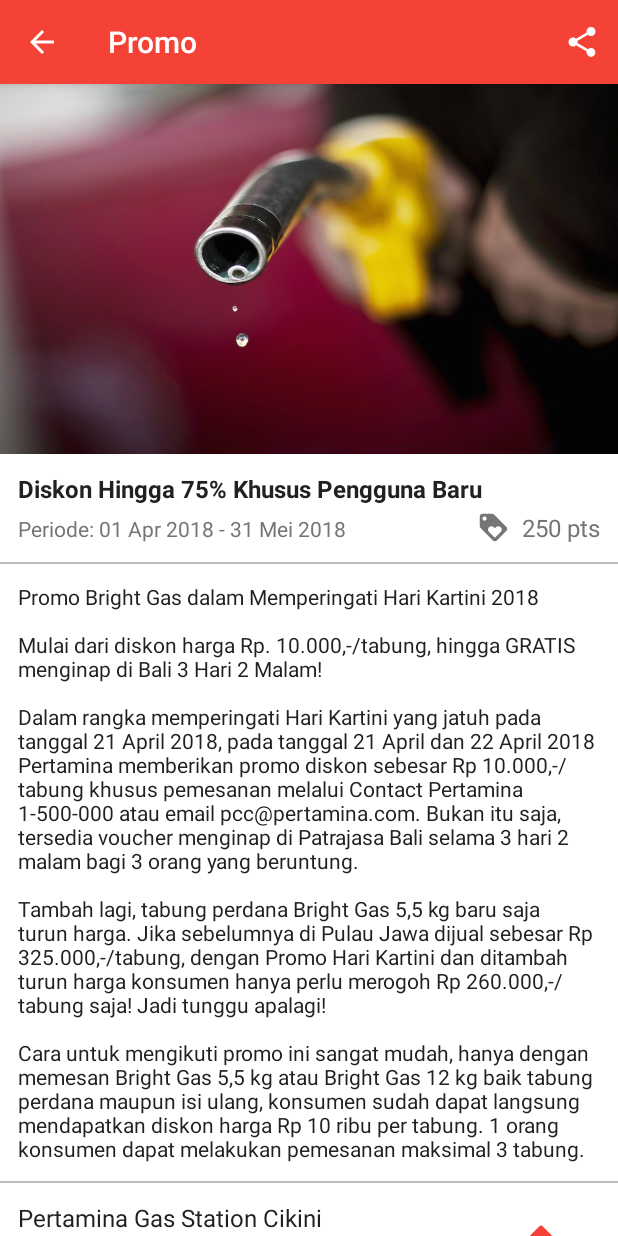
After one commit to Raturu/pertamina_now_android, an Android app: the PromoDetailActivity screen opened directly, with no data from a screen before it, on a phone screen of 412 x 824 dp. The commit adds this screen. Run offline under Robolectric (Android 15) with nearby library versions, the phone set to English and light mode, and no system bars; pictures from the network do not load; 8 statements that could not run were skipped.

Commit message:
Add promo detail page

```diff
--- a/app/src/main/AndroidManifest.xml
+++ b/app/src/main/AndroidManifest.xml
@@ -33,6 +33,7 @@
         <activity android:name=".ui.VouchersActivity" />
         <activity android:name=".ui.NotificationsActivity" />
         <activity android:name=".ui.NearbySpbuActivity" />
+        <activity android:name=".ui.PromoDetailActivity" />
     </application>
 
 </manifest>
--- /dev/null
+++ b/app/src/main/java/com/raturu/pertaminanow/ui/PromoDetailActivity.kt
@@ -0,0 +1,88 @@
+package com.raturu.pertaminanow.ui
+
+import android.content.Context
+import android.content.Intent
+import android.net.Uri
+import android.os.Bundle
+import android.support.v7.app.AppCompatActivity
+import android.view.Menu
+import android.view.MenuItem
+import com.bumptech.glide.Glide
+import com.raturu.pertaminanow.R
+import com.raturu.pertaminanow.data.model.Promo
+import com.raturu.pertaminanow.util.ColorUtil
+import com.raturu.pertaminanow.util.toSimpleMonthFormat
+import kotlinx.android.synthetic.main.activity_promo_detail.*
+import kotlinx.android.synthetic.main.item_nearby_spbu.*
+
+/**
+ * Created on : April 21, 2018
+ * Author     : zetbaitsu
+ * Name       : Zetra
+ * GitHub     : https://github.com/zetbaitsu
+ */
+class PromoDetailActivity : AppCompatActivity() {
+    private lateinit var promo: Promo
+
+    companion object {
+        private const val EXTRA_PROMO = "extra_promo"
+
+        fun newIntent(context: Context, promo: Promo): Intent {
+            val intent = Intent(context, PromoDetailActivity::class.java)
+            intent.putExtra(EXTRA_PROMO, promo)
+            return intent
+        }
+    }
+
+    override fun onCreate(savedInstanceState: Bundle?) {
+        super.onCreate(savedInstanceState)
+        setContentView(R.layout.activity_promo_detail)
+        supportActionBar?.let {
+            it.title = "Promo"
+            it.setDisplayHomeAsUpEnabled(true)
+            it.setDisplayShowHomeEnabled(true)
+        }
+
+        promo = intent.getParcelableExtra(EXTRA_PROMO)
+        bindPromoData()
+    }
+
+    private fun bindPromoData() {
+        bannerImageView.setBackgroundColor(ColorUtil.randomColor())
+        Glide.with(this).load(promo.imageUrl).into(bannerImageView)
+        promoTitleTextView.text = promo.title
+        promoPeriodTextView.text = "Periode: ${promo.startDate.toSimpleMonthFormat()} - ${promo.endDate.toSimpleMonthFormat()}"
+        promoDescriptionTextView.text = promo.description
+
+        nameTextView.text = promo.spbu.name
+        addressTextView.text = promo.spbu.location.address
+        distanceAndCityTextView.text = "2.0 km - ${promo.spbu.location.city}"
+
+        pointTextView.text = "${promo.point} pts"
+
+        navigationButton.setOnClickListener {
+            val intent = Intent(Intent.ACTION_VIEW,
+                    Uri.parse("http://maps.google.com/maps?daddr="
+                            + promo.spbu.location.latitude + ","
+                            + promo.spbu.location.longitude))
+            startActivity(intent)
+        }
+    }
+
+    override fun onCreateOptionsMenu(menu: Menu?): Boolean {
+        menuInflater.inflate(R.menu.promo_detail, menu)
+        return super.onCreateOptionsMenu(menu)
+    }
+
+    override fun onOptionsItemSelected(item: MenuItem): Boolean {
+        when {
+            item.itemId == R.id.share -> sharePromo()
+            item.itemId == android.R.id.home -> onBackPressed()
+        }
+        return super.onOptionsItemSelected(item)
+    }
+
+    private fun sharePromo() {
+
+    }
+}
--- a/app/src/main/java/com/raturu/pertaminanow/ui/fragment/PromoFragment.kt
+++ b/app/src/main/java/com/raturu/pertaminanow/ui/fragment/PromoFragment.kt
@@ -11,6 +11,7 @@ import com.raturu.pertaminanow.PertaminaApp
 import com.raturu.pertaminanow.R
 import com.raturu.pertaminanow.data.model.Promo
 import com.raturu.pertaminanow.presenter.PromoPresenter
+import com.raturu.pertaminanow.ui.PromoDetailActivity
 import com.raturu.pertaminanow.ui.adapter.PromoAdapter
 import kotlinx.android.synthetic.main.fragment_promo.*
 
@@ -47,7 +48,7 @@ class PromoFragment : Fragment(), PromoPresenter.View {
 
         promoAdapter = PromoAdapter(activity!!)
         promoAdapter.setOnItemClickListener {
-            //TODO
+            startActivity(PromoDetailActivity.newIntent(activity!!, promoAdapter.data[it]))
         }
 
         recyclerView.layoutManager = LinearLayoutManager(activity)
--- /dev/null
+++ b/app/src/main/res/drawable/ic_share.xml
@@ -0,0 +1,5 @@
+<vector android:height="24dp" android:tint="#FFFFFF"
+    android:viewportHeight="24.0" android:viewportWidth="24.0"
+    android:width="24dp" xmlns:android="http://schemas.android.com/apk/res/android">
+    <path android:fillColor="#FF000000" android:pathData="M18,16.08c-0.76,0 -1.44,0.3 -1.96,0.77L8.91,12.7c0.05,-0.23 0.09,-0.46 0.09,-0.7s-0.04,-0.47 -0.09,-0.7l7.05,-4.11c0.54,0.5 1.25,0.81 2.04,0.81 1.66,0 3,-1.34 3,-3s-1.34,-3 -3,-3 -3,1.34 -3,3c0,0.24 0.04,0.47 0.09,0.7L8.04,9.81C7.5,9.31 6.79,9 6,9c-1.66,0 -3,1.34 -3,3s1.34,3 3,3c0.79,0 1.5,-0.31 2.04,-0.81l7.12,4.16c-0.05,0.21 -0.08,0.43 -0.08,0.65 0,1.61 1.31,2.92 2.92,2.92 1.61,0 2.92,-1.31 2.92,-2.92s-1.31,-2.92 -2.92,-2.92z"/>
+</vector>
--- /dev/null
+++ b/app/src/main/res/layout/activity_promo_detail.xml
@@ -0,0 +1,132 @@
+<?xml version="1.0" encoding="utf-8"?>
+<android.support.design.widget.CoordinatorLayout xmlns:android="http://schemas.android.com/apk/res/android"
+    xmlns:app="http://schemas.android.com/apk/res-auto"
+    android:id="@+id/root"
+    android:layout_width="match_parent"
+    android:layout_height="match_parent">
+
+    <android.support.design.widget.AppBarLayout
+        android:id="@+id/appbar"
+        android:layout_width="match_parent"
+        android:layout_height="320dp"
+        android:theme="@style/ThemeOverlay.AppCompat.Dark.ActionBar">
+
+        <android.support.design.widget.CollapsingToolbarLayout
+            android:id="@+id/collapsingToolbar"
+            android:layout_width="match_parent"
+            android:layout_height="0dp"
+            android:layout_weight="1"
+            app:layout_scrollFlags="scroll|exitUntilCollapsed"
+            app:titleEnabled="false">
+
+            <ImageView
+                android:id="@+id/bannerImageView"
+                android:layout_width="match_parent"
+                android:layout_height="match_parent"
+                android:scaleType="centerCrop"
+                android:src="@drawable/bg_login" />
+
+        </android.support.design.widget.CollapsingToolbarLayout>
+
+        <LinearLayout
+            android:layout_width="match_parent"
+            android:layout_height="wrap_content"
+            android:background="@color/white"
+            android:orientation="vertical">
+
+            <TextView
+                android:id="@+id/promoTitleTextView"
+                android:layout_width="match_parent"
+                android:layout_height="wrap_content"
+                android:layout_marginEnd="12dp"
+                android:layout_marginStart="12dp"
+                android:layout_marginTop="12dp"
+                android:ellipsize="end"
+                android:maxLines="2"
+                android:text="Diskon Hingga 75% Khusus Pengguna Baru"
+                android:textColor="@color/primary_text"
+                android:textSize="16sp"
+                android:textStyle="bold" />
+
+            <LinearLayout
+                android:layout_width="match_parent"
+                android:layout_height="wrap_content"
+                android:layout_marginBottom="12dp"
+                android:layout_marginEnd="12dp"
+                android:layout_marginStart="12dp"
+                android:layout_marginTop="4dp"
+                android:gravity="bottom"
+                android:orientation="horizontal">
+
+                <TextView
+                    android:id="@+id/promoPeriodTextView"
+                    android:layout_width="0dp"
+                    android:layout_height="wrap_content"
+                    android:layout_weight="1"
+                    android:ellipsize="end"
+                    android:maxLines="1"
+                    android:text="Periode: 01 Apr 2018 - 31 Mei 2018"
+                    android:textColor="@color/secondary_text"
+                    android:textSize="14sp" />
+
+                <ImageView
+                    android:layout_width="22dp"
+                    android:layout_height="22dp"
+                    android:layout_marginEnd="8dp"
+                    android:src="@drawable/ic_loyalty"
+                    android:tint="@color/secondary_text" />
+
+                <TextView
+                    android:id="@+id/pointTextView"
+                    android:layout_width="wrap_content"
+                    android:layout_height="wrap_content"
+                    android:text="250 pts"
+                    android:textColor="@color/secondary_text"
+                    android:textSize="16sp" />
+
+            </LinearLayout>
+
+            <View
+                android:layout_width="match_parent"
+                android:layout_height="1dp"
+                android:background="@color/divider" />
+
+        </LinearLayout>
+
+    </android.support.design.widget.AppBarLayout>
+
+    <android.support.v4.widget.NestedScrollView
+        android:layout_width="match_parent"
+        android:layout_height="match_parent"
+        android:background="@color/white"
+        app:layout_behavior="@string/appbar_scrolling_view_behavior">
+
+        <LinearLayout
+            android:layout_width="match_parent"
+            android:layout_height="wrap_content"
+            android:orientation="vertical">
+
+            <TextView
+                android:id="@+id/promoDescriptionTextView"
+                android:layout_width="match_parent"
+                android:layout_height="wrap_content"
+                android:layout_marginBottom="12dp"
+                android:layout_marginEnd="12dp"
+                android:layout_marginStart="12dp"
+                android:layout_marginTop="12dp"
+                android:text="@string/promo_description_dummy"
+                android:textColor="@color/primary_text"
+                android:textSize="14sp" />
+
+            <View
+                android:layout_width="match_parent"
+                android:layout_height="1dp"
+                android:background="@color/divider" />
+
+            <include layout="@layout/item_nearby_spbu" />
+        </LinearLayout>
+
+    </android.support.v4.widget.NestedScrollView>
+
+
+</android.support.design.widget.CoordinatorLayout>
--- /dev/null
+++ b/app/src/main/res/menu/promo_detail.xml
@@ -0,0 +1,10 @@
+<?xml version="1.0" encoding="utf-8"?>
+<menu xmlns:android="http://schemas.android.com/apk/res/android"
+    xmlns:app="http://schemas.android.com/apk/res-auto">
+
+    <item
+        android:id="@+id/share"
+        android:icon="@drawable/ic_share"
+        android:title="Bagikan"
+        app:showAsAction="always" />
+</menu>
--- a/app/src/main/res/values/strings.xml
+++ b/app/src/main/res/values/strings.xml
@@ -6,4 +6,10 @@
     <string name="nfc_illustration_step_1">Buka Pengaturan dan tekan logo NFC untuk mengaktifkan</string>
     <string name="nfc_illustration_step_2">Tempelkan E-KTP Anda ke sisi belakang smartphone</string>
     <string name="nfc_alternative">Mendapatkan masalah? coba aktivasi di <a href="http://www.google.com"> SPBU terdekat. </a></string>
+    <string name="promo_description_dummy">Promo Bright Gas dalam Memperingati Hari Kartini 2018
+        \n\nMulai dari diskon harga Rp. 10.000,-/tabung, hingga GRATIS menginap di Bali 3 Hari 2 Malam!
+        \n\nDalam rangka memperingati Hari Kartini yang jatuh pada tanggal 21 April 2018, pada tanggal 21 April dan 22 April 2018 Pertamina memberikan promo diskon sebesar Rp 10.000,-/tabung khusus pemesanan melalui Contact Pertamina 1-500-000 atau email pcc@pertamina.com. Bukan itu saja, tersedia voucher menginap di Patrajasa Bali selama 3 hari 2 malam bagi 3 orang yang beruntung.
+        \n\nTambah lagi, tabung perdana Bright Gas 5,5 kg baru saja turun harga. Jika sebelumnya di Pulau Jawa dijual sebesar Rp 325.000,-/tabung, dengan Promo Hari Kartini dan ditambah turun harga konsumen hanya perlu merogoh Rp 260.000,-/tabung saja! Jadi tunggu apalagi!
+        \n\nCara untuk mengikuti promo ini sangat mudah, hanya dengan memesan Bright Gas 5,5 kg atau Bright Gas 12 kg baik tabung perdana maupun isi ulang, konsumen sudah dapat langsung mendapatkan diskon harga Rp 10 ribu per tabung. 1 orang konsumen dapat melakukan pemesanan maksimal 3 tabung.
+    </string>
 </resources>
```
